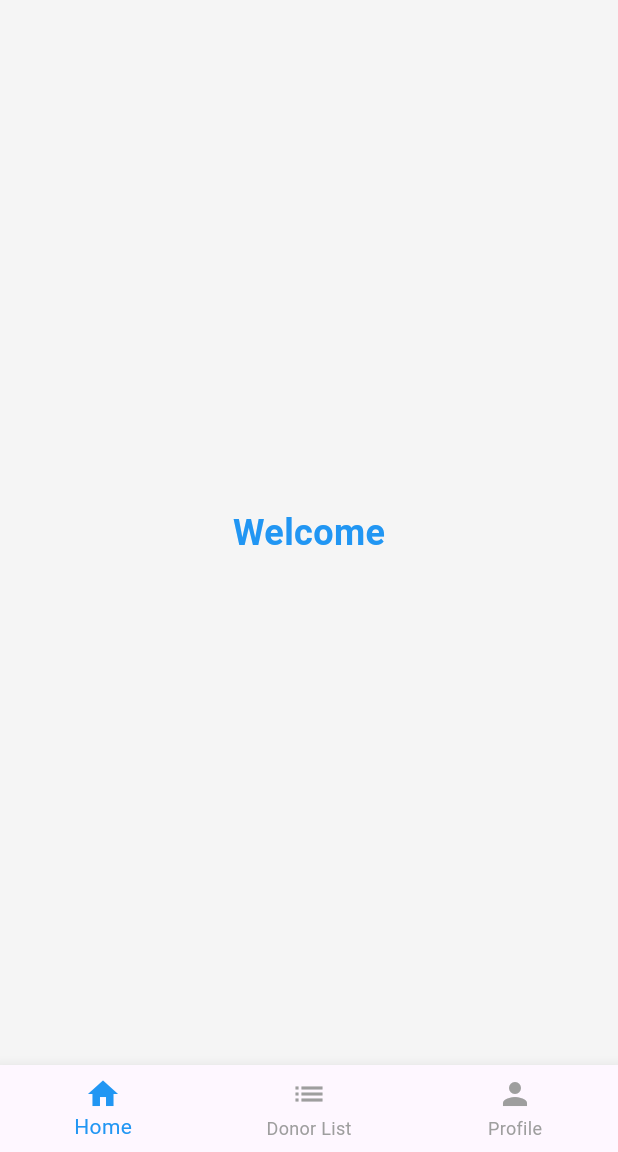
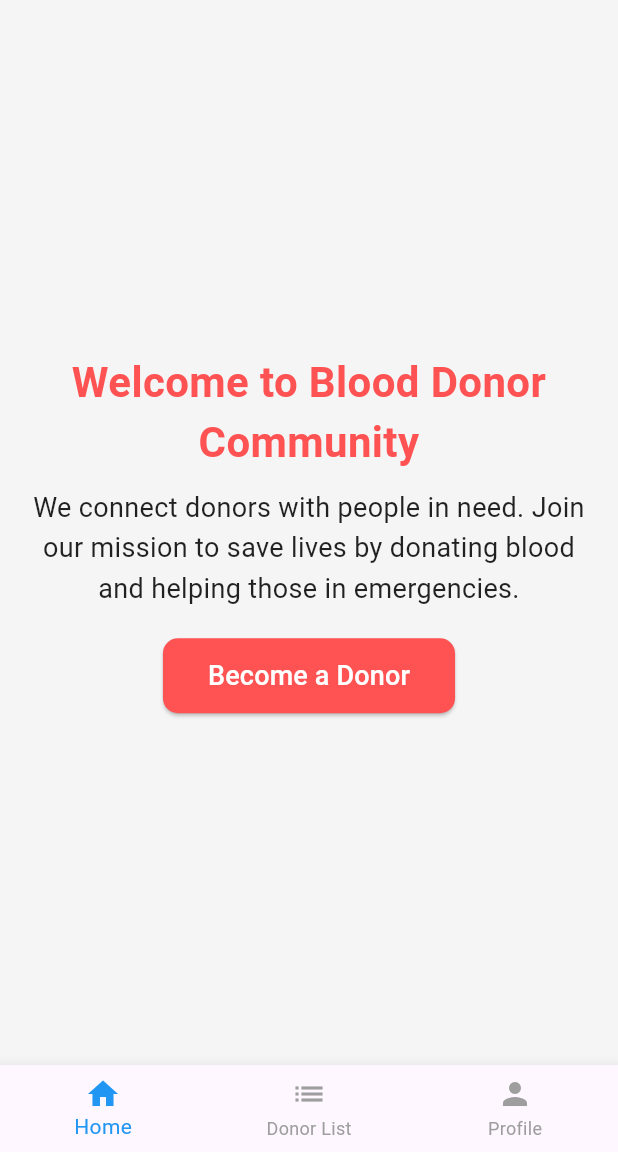
Before and after one commit to Ataur-Rahman-Samnan/project-22, a Flutter app: the screen it shows after launch, on a phone screen of 412 x 824 dp, the part 84-1236 px from its top. Run offline on Flutter 3.47's test engine with Material 3 defaults, Android fonts, the phone set to English and light mode, and no system bars.

Commit message:
added a decription and button in home page

```diff
--- a/flutter_application_1/lib/main.dart
+++ b/flutter_application_1/lib/main.dart
@@ -73,19 +73,61 @@ class _BloodDonationHomeState extends State<BloodDonationHome> {
   }
 }
 
+// 📌 Updated HomeScreen with description & button
 class HomeScreen extends StatelessWidget {
   const HomeScreen({super.key});
 
   @override
   Widget build(BuildContext context) {
-    return const Center(
-      child: Text('Welcome',
-          style: TextStyle(
-              fontSize: 24, fontWeight: FontWeight.bold, color: Colors.blue)),
+    return Padding(
+      padding: const EdgeInsets.symmetric(horizontal: 20.0),
+      child: Column(
+        mainAxisAlignment: MainAxisAlignment.center,
+        crossAxisAlignment: CrossAxisAlignment.center,
+        children: [
+          const Text(
+            'Welcome to Blood Donor Community',
+            textAlign: TextAlign.center,
+            style: TextStyle(
+              fontSize: 28,
+              fontWeight: FontWeight.bold,
+              color: Colors.redAccent,
+            ),
+          ),
+          const SizedBox(height: 10), // Space between texts
+          const Text(
+            'We connect donors with people in need. Join our mission to save lives by donating blood and helping those in emergencies.',
+            textAlign: TextAlign.center,
+            style: TextStyle(
+              fontSize: 18,
+              color: Colors.black87,
+              height: 1.5, // Improves readability
+            ),
+          ),
+          const SizedBox(height: 20), // Space before button
+          ElevatedButton(
+            onPressed: () {
+              // TODO: Add action
+            },
+            style: ElevatedButton.styleFrom(
+              backgroundColor: Colors.redAccent,
+              padding: const EdgeInsets.symmetric(horizontal: 30, vertical: 12),
+              shape: RoundedRectangleBorder(
+                borderRadius: BorderRadius.circular(10),
+              ),
+            ),
+            child: const Text(
+              'Become a Donor',
+              style: TextStyle(fontSize: 18, color: Colors.white),
+            ),
+          ),
+        ],
+      ),
     );
   }
 }
 
+// Donor List Page
 class DonorListScreen extends StatelessWidget {
   const DonorListScreen({super.key});
 
@@ -144,6 +186,7 @@ class DonorListScreen extends StatelessWidget {
   }
 }
 
+// Donor Details Page
 class DonorDetailsScreen extends StatelessWidget {
   final String donorName;
 
@@ -176,6 +219,7 @@ class DonorDetailsScreen extends StatelessWidget {
   }
 }
 
+// Profile Page
 class ProfileScreen extends StatelessWidget {
   const ProfileScreen({super.key});
 
```
